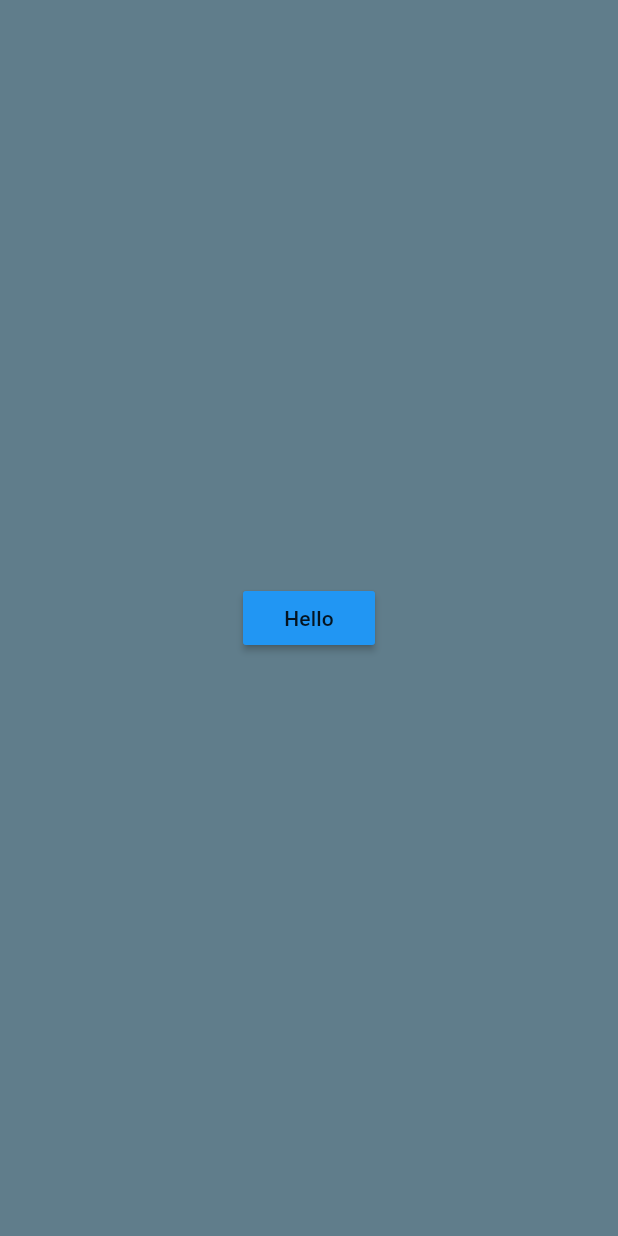
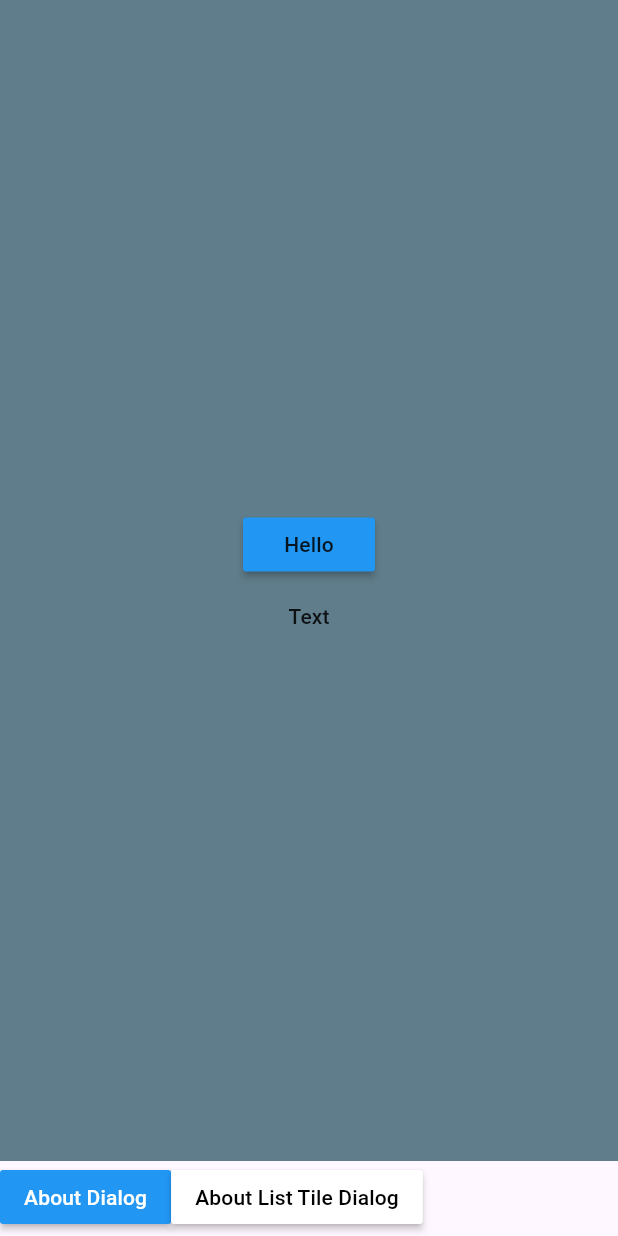
Before and after one commit to jhalto/flutter_widgets, a Flutter app: the screen it shows after launch, on a phone screen of 412 x 824 dp. Run offline on Flutter 3.47's test engine with Material 3 defaults, Android fonts, the phone set to English and light mode, and no system bars.

Commit message:
page view and about List tile added

```diff
--- a/lib/main.dart
+++ b/lib/main.dart
@@ -1,5 +1,7 @@
 import 'package:flutter/material.dart';
 import 'package:flutter_widgets/widgets/about_dialog.dart';
+import 'package:flutter_widgets/widgets/about_list_tile.dart';
+import 'package:flutter_widgets/widgets/page_view.dart';
 
 void main() {
   runApp(const MyApp());
@@ -12,13 +14,14 @@ class MyApp extends StatelessWidget {
   @override
   Widget build(BuildContext context) {
     return MaterialApp(
-      title: 'Flutter Widgets',
+      debugShowCheckedModeBanner: false,
+      title: 'sfdgghh',
       theme: ThemeData(
 
         colorScheme: ColorScheme.fromSeed(seedColor: Colors.deepPurple),
         useMaterial3: true,
       ),
-      home: AboutDialogDemo(),
+      home: PageViewDemo(),
     );
   }
 }
--- a/lib/widgets/about_dialog.dart
+++ b/lib/widgets/about_dialog.dart
@@ -9,7 +9,11 @@ class AboutDialogDemo extends StatelessWidget {
       body: Container(
         color: Colors.blueGrey,
         child: Center(
-          child: MaterialButton(onPressed: (){
+          child: Column(
+            crossAxisAlignment: CrossAxisAlignment.center,
+            mainAxisAlignment: MainAxisAlignment.center,
+            children: [
+              MaterialButton(onPressed: (){
                 showAboutDialog(context: context,
                 barrierColor: Colors.blue.shade50,
                   applicationLegalese: "Hello hgjgj hgg gjgj ugjhg zxchvjb zxdcfvghb eesdtfuygin rzsxdcfvgbh",
@@ -20,13 +24,23 @@ class AboutDialogDemo extends StatelessWidget {
                     Text("Hello")
                   ],
                   useRootNavigator: true
-
                 );
 
               },
                 child: Text("Hello"),
                 color: Colors.blue,
               ),
+              MaterialButton(onPressed: (){
+                showDialog(context: context,
+                    builder: (context) {
+                      return AboutDialog(
+                        applicationName: "About Dialog",
+                      );
+                    },);
+              },
+              child: Text("Text"),)
+            ],
+          ),
         ),
       ),
     );
--- /dev/null
+++ b/lib/widgets/about_list_tile.dart
@@ -0,0 +1,33 @@
+import 'package:flutter/material.dart';
+
+class AboutListTileDemo extends StatelessWidget {
+  const AboutListTileDemo({super.key});
+
+  @override
+  Widget build(BuildContext context) {
+    return Scaffold(
+      body: Center(
+        child: SizedBox(
+           width: 150,
+          child: AboutListTile(
+            aboutBoxChildren: [
+              Text("fdfgh"),
+              Text("fcgvhjb"),
+              Text("fcgvhjb"),
+              Text("fcgvhjb"),
+              Text("fcgvhjb"),
+              Text("fcgvhjb"),
+            ],
+            applicationName: "Flutter Widgets",
+            icon: Icon(Icons.ice_skating),
+             applicationLegalese: "dfcvghbkjnkfcgh txfcgvhbj drgh srtfh sedrftguyihuoijp azdrxtfcgvhbj wzrxfdxgchg dfcvghbjn zzxdcfgvhbjn xdcfgvhbnjk cfyvguhbi rstdrcftyuygiuho rtdf dxcfvghbkjn dxcfvghbjn xfcvghbj dxdcfgvhbnj ffcvghbjh ttcgvhbjn xxfcgvhbjn txfcgvhbj ttxfcvghbjn etxdcfgvhbjn",
+            child: Text("Hello"),
+
+
+
+          ),
+        ),
+      ),
+    );
+  }
+}
--- /dev/null
+++ b/lib/widgets/page_view.dart
@@ -0,0 +1,74 @@
+import 'package:flutter/material.dart';
+import 'package:flutter_widgets/widgets/about_dialog.dart';
+import 'package:flutter_widgets/widgets/about_list_tile.dart';
+
+class PageViewDemo extends StatefulWidget {
+  PageViewDemo({super.key});
+
+  @override
+  State<PageViewDemo> createState() => _PageViewDemoState();
+}
+
+class _PageViewDemoState extends State<PageViewDemo> {
+  PageController? _pageController;
+  final List<Widget> pageList = [
+    AboutDialogDemo(),
+    AboutListTileDemo(),
+  ];
+  final List<String> pageTitle = [
+    "About Dialog",
+    "About List Tile Dialog",
+  ];
+  @override
+  void initState() {
+    // TODO: implement initState
+    super.initState();
+    _pageController = PageController(
+      initialPage: _currentIndex,
+    );
+  }
+
+  var _currentIndex = 0;
+
+  @override
+  Widget build(BuildContext context) {
+    return Scaffold(
+      body: Column(
+        children: [
+          Expanded(
+            child: PageView(
+              controller: _pageController,
+              onPageChanged: (value) {
+           setState(() {
+             _currentIndex = value;
+           });
+
+              },
+              children: pageList
+
+            ),
+          ),
+          Container(
+            height: 50,
+            child: SingleChildScrollView(
+              child: Row(
+                children: List.generate(pageList.length, (index) {
+                  return MaterialButton(onPressed: (){
+                    _pageController!.animateToPage(index, duration: Duration(microseconds: 300), curve: Easing.linear);
+                    setState(() {
+                      _currentIndex = index;
+                    });
+                  },
+                    color: _currentIndex == index ? Colors.blue:Colors.white,
+                    textColor: _currentIndex ==index? Colors.white:Colors.black,
+                  child: Text(pageTitle[index]),
+                  );
+                },)
+              ),
+            ),
+          )
+        ],
+      ),
+    );
+  }
+}
```
Lines whose indentation alone changed are shown as unchanged.
